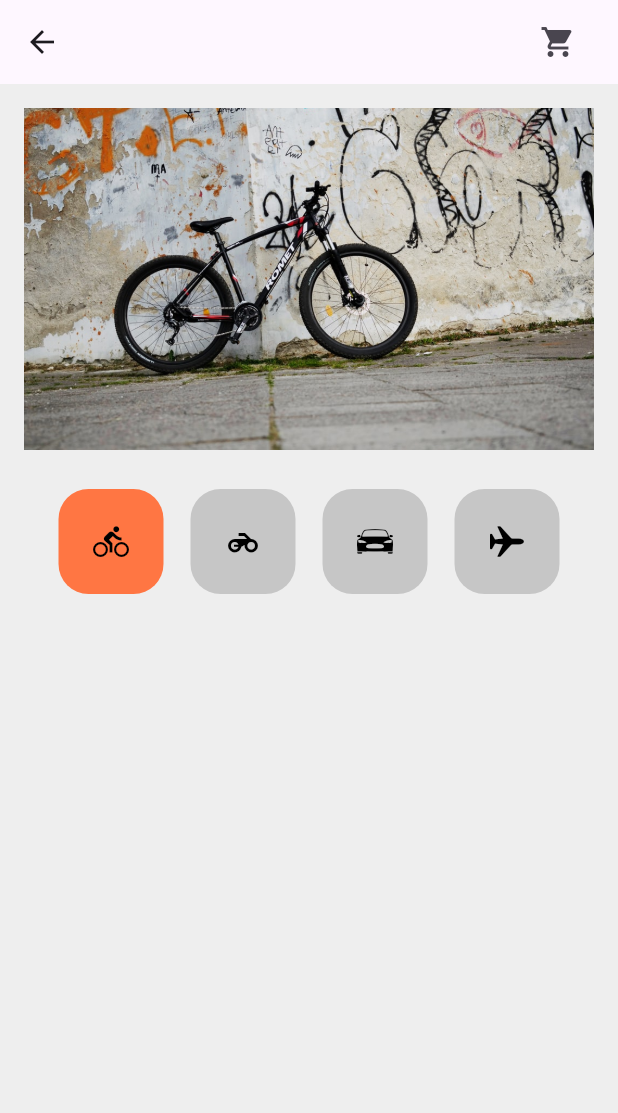
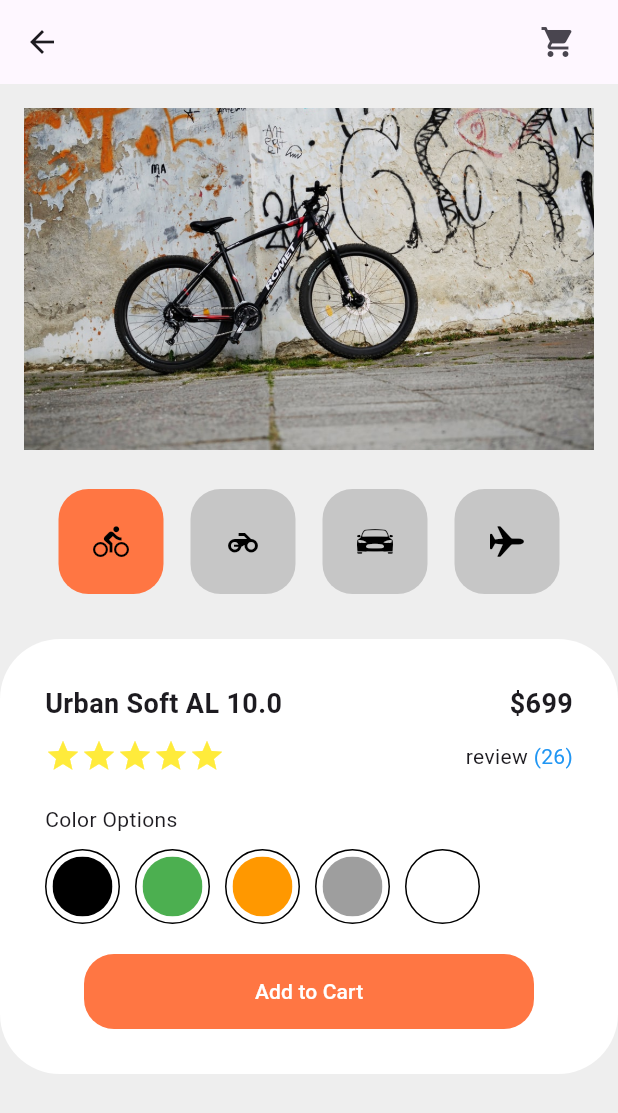
Before and after one commit to kimsjae/app, a Flutter app: the screen it shows after launch, on a phone screen of 412 x 824 dp. Shown: the top 1113 px of the screen. Run offline on Flutter 3.47's test engine with Material 3 defaults, Android fonts, the phone set to English and light mode, and no system bars.

Commit message:
쇼핑카트 디테일 만들기

```diff
--- a/shoppingcart/lib/components/shoppingcart_detail.dart
+++ b/shoppingcart/lib/components/shoppingcart_detail.dart
@@ -1,8 +1,168 @@
+import 'package:flutter/cupertino.dart';
 import 'package:flutter/material.dart';
+import 'package:shoppingcart/constants.dart';
 
 class ShoppingCartDetail extends StatelessWidget {
+  const ShoppingCartDetail({Key? key}) : super(key: key);
+
   @override
   Widget build(BuildContext context) {
-    return SizedBox();
+    return Container(
+      decoration: BoxDecoration(
+        color: Colors.white,
+        borderRadius: BorderRadius.circular(40),
+      ),
+      child: Padding(
+        padding: const EdgeInsets.all(30.0),
+        child: Column(
+          crossAxisAlignment: CrossAxisAlignment.start,
+          children: [
+            _buildDetailNameAndPrice(),
+            _buildDetailRatingAndReviewCount(),
+            _buildDetailColorOptions(),
+            _buildDetailButton(context),
+          ],
+        ),
+      ),
+    );
+  }
+
+  Widget _buildDetailNameAndPrice() {
+    return Padding(
+      padding: const EdgeInsets.only(bottom: 10),
+      child: Row(
+        // 1. spaceBetween 이 적용되면 양 끝으로 벌어진다.
+        mainAxisAlignment: MainAxisAlignment.spaceBetween,
+        children: [
+          Text(
+            "Urban Soft AL 10.0",
+            style: TextStyle(
+              fontSize: 18,
+              fontWeight: FontWeight.bold,
+            ),
+          ),
+          Text(
+            "\$699",
+            style: TextStyle(
+              fontSize: 18,
+              fontWeight: FontWeight.bold,
+            ),
+          )
+        ],
+      ),
+    );
+  }
+
+  Widget _buildDetailRatingAndReviewCount() {
+    return Padding(
+      padding: const EdgeInsets.only(bottom: 20),
+      child: Row(
+        children: [
+          Icon(Icons.star, color: Colors.yellow),
+          Icon(Icons.star, color: Colors.yellow),
+          Icon(Icons.star, color: Colors.yellow),
+          Icon(Icons.star, color: Colors.yellow),
+          Icon(Icons.star, color: Colors.yellow),
+          // 2. Spacer()로 Icon위젯과 Text위젯을 양끝으로 벌릴 수 있다. spaceBetween과 동일
+          Spacer(),
+          Text("review "),
+          Text("(26)", style: TextStyle(color: Colors.blue)),
+        ],
+      ),
+    );
+  }
+
+  Widget _buildDetailColorOptions() {
+    return Padding(
+      padding: const EdgeInsets.only(bottom: 20),
+      child: Column(
+        crossAxisAlignment: CrossAxisAlignment.start,
+        children: [
+          Text("Color Options"),
+          SizedBox(height: 10),
+          Row(
+            children: [
+              // 3. 동일한 색상 아이콘을 재사용하기 위해 함수로 관리
+              _buildDetailIcon(Colors.black),
+              _buildDetailIcon(Colors.green),
+              _buildDetailIcon(Colors.orange),
+              _buildDetailIcon(Colors.grey),
+              _buildDetailIcon(Colors.white),
+            ],
+          ),
+        ],
+      ),
+    );
+  }
+
+  // 4. 다른 화면에서도 재사용하면 공통 컴포넌트 위젯으로 관리하는 것이 좋다.
+  Widget _buildDetailIcon(Color mColor) {
+    return Padding(
+      padding: const EdgeInsets.only(right: 10),
+      // 5. Stack의 첫 번째 Container 위젯위에 Positioned 위젯이 올라가는 형태
+      child: Stack(
+        children: [
+          Container(
+            width: 50,
+            height: 50,
+            decoration: BoxDecoration(
+              color: Colors.white,
+              border: Border.all(),
+              shape: BoxShape.circle,
+            ),
+          ),
+          Positioned(
+            left: 5,
+            top: 5,
+            child: ClipOval(
+              child: Container(
+                color: mColor,
+                width: 40,
+                height: 40,
+              ),
+            ),
+          )
+        ],
+      ),
+    );
+  }
+
+  // 6. 다른 화면에서도 재사용하려면 함수가 아닌 공통 컴포넌트 위젯으로 관리하는 것이 좋다.
+  Widget _buildDetailButton(BuildContext context) {
+    return Align(
+      child: TextButton(
+        onPressed: () {
+          showCupertinoDialog(
+            // 1. 추가
+            context: context,
+            builder: (context) => CupertinoAlertDialog(
+              title: Text("장바구니에 담으시겠습니까?"),
+              actions: [
+                CupertinoDialogAction(
+                  onPressed: () {
+                    Navigator.pop(context);
+                  },
+                  child: Text(
+                    "확인",
+                    style: TextStyle(color: Colors.blue),
+                  ),
+                ),
+              ],
+            ),
+          );
+        },
+        style: TextButton.styleFrom(
+          backgroundColor: kAccentColor,
+          minimumSize: Size(300, 50),
+          shape: RoundedRectangleBorder(
+            borderRadius: BorderRadius.circular(20),
+          ),
+        ),
+        child: Text(
+          "Add to Cart",
+          style: TextStyle(color: Colors.white),
+        ),
+      ),
+    );
   }
 }
```
